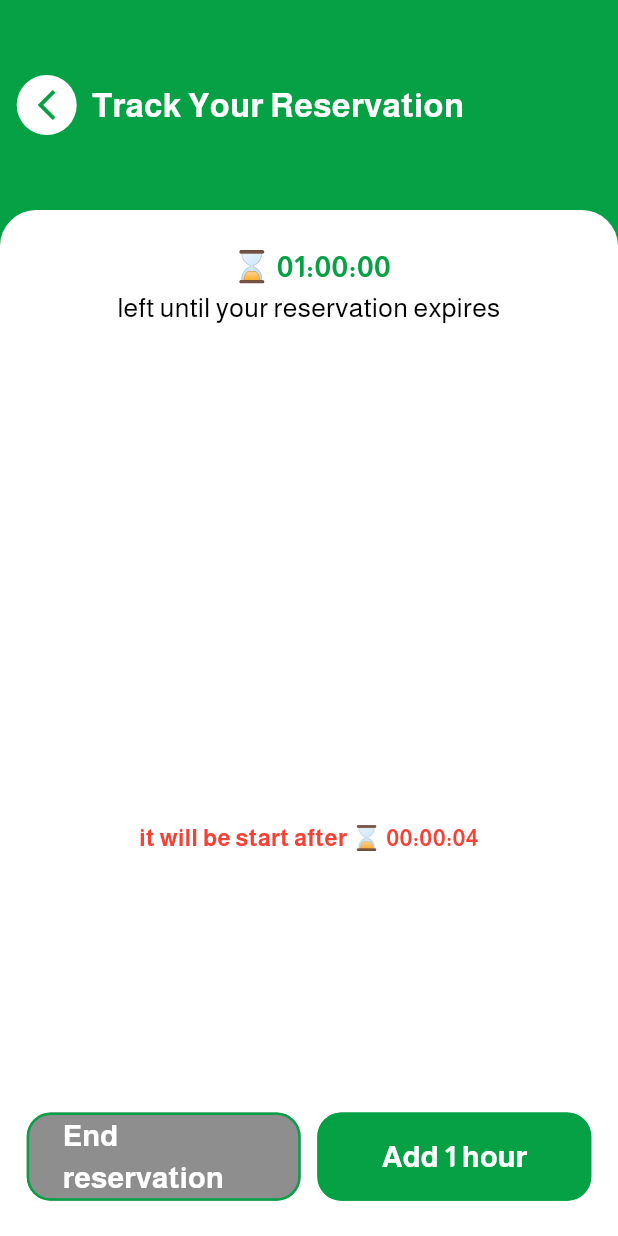
After one commit to mostafa9011/Parky, a Flutter app: the TimerScreen screen opened directly, on a phone screen of 412 x 824 dp. The commit adds this screen. Run offline on Flutter 3.47's test engine with Material 3 defaults, Android fonts, the light colour scheme and no system bars; our stand-ins replace animated_custom_dropdown, bloc, bot_toast, cached_network_image, dartz, device_info_plus and 27 more; missing offline and left inert: favorite_button; accounts and stored records are empty; statements that could not run were skipped.

Commit message:
reservation

```diff
--- a/lib/config/routes/page_name.dart
+++ b/lib/config/routes/page_name.dart
@@ -12,4 +12,5 @@ class PageName {
   static const String notificationsScreen = '/notificationsScreen';
   static const String familyComunityScreen = '/familyComunityScreen';
   static const String spotScreen = '/spotScreen';
+  static const String timerscreen = '/timerscreen';
 }
--- /dev/null
+++ b/lib/core/utils/functions/formate_duration.dart
@@ -0,0 +1,6 @@
+String formatDuration(int seconds) {
+  final hours = (seconds ~/ 3600).toString().padLeft(2, '0');
+  final minutes = ((seconds % 3600) ~/ 60).toString().padLeft(2, '0');
+  final secs = (seconds % 60).toString().padLeft(2, '0');
+  return "$hours:$minutes:$secs";
+}
--- /dev/null
+++ b/lib/features/spot/presentation/cubit/timer_cubit/timer_state.dart
@@ -0,0 +1,14 @@
+part of 'timer_cubit.dart';
+
+sealed class TimerState {}
+
+final class TimerInitial extends TimerState {}
+
+final class TimerRunInProgress extends TimerState {
+  final int timeLeft;
+  TimerRunInProgress(this.timeLeft);
+}
+
+final class TimerRunComplete extends TimerState {}
+
+final class TimerStopped extends TimerState {}
--- /dev/null
+++ b/lib/features/spot/presentation/pages/timer_screen.dart
@@ -0,0 +1,239 @@
+import 'package:flutter/material.dart';
+import 'package:flutter_screenutil/flutter_screenutil.dart';
+import 'package:parky/core/utils/widgets/custom_elevated_button.dart';
+import 'package:parky/core/utils/widgets/custom_text.dart';
+import 'package:parky/features/wallet/data/models/wallet_model.dart';
+
+import '../../../../config/themes/color_manager.dart';
+import '../../../../config/themes/text_style.dart';
+import '../../../../core/utils/services/snack_bar_service.dart';
+import '../../../wallet/data/models/translation_model.dart';
+import '../../../wallet/presentation/cubit/wallet_cubit.dart';
+import '../cubit/timer_cubit/timer_cubit.dart';
+import '../widgets/current_time_widget.dart';
+import '../widgets/waiting_timer_widget.dart';
+
+class TimerScreen extends StatefulWidget {
+  const TimerScreen({super.key});
+
+  @override
+  State<TimerScreen> createState() => _TimerScreenState();
+}
+
+class _TimerScreenState extends State<TimerScreen> {
+  @override
+  void initState() {
+    super.initState();
+    var timerCubit = TimerCubit.get(context);
+    if (timerCubit.isTimerStart == false) {
+      timerCubit.startTimer(
+        waitingDurationSecends: 5,
+        // houre in secends
+        // 1 houre in secends = 3600
+        currentDurationSecends: 3600,
+      );
+    }
+  }
+
+  @override
+  Widget build(BuildContext context) {
+    var timerCubit = TimerCubit.get(context);
+    WalletModel walletModel = WalletModel.instance;
+    return Scaffold(
+      backgroundColor: ColorManager.primaryColor,
+      body: Column(
+        children: [
+          // app bar
+          Container(
+            alignment: Alignment.center,
+            padding: EdgeInsets.symmetric(horizontal: 10.w),
+            height: 0.17.sh,
+            child: Row(
+              mainAxisAlignment: MainAxisAlignment.start,
+              children: [
+                CircleAvatar(
+                  backgroundColor: Colors.white,
+                  maxRadius: 20,
+                  child: IconButton(
+                    icon: const Icon(
+                      Icons.arrow_back_ios_new,
+                      // size: 12,
+                      color: ColorManager.primaryColor,
+                    ),
+                    onPressed: () {
+                      Navigator.pop(context);
+                      Navigator.pop(context);
+                    },
+                  ),
+                ),
+                const SizedBox(width: 10),
+                Text(
+                  "Track Your Reservation",
+                  style: getBoldStyle(
+                    fontSize: 20,
+                    color: Colors.white,
+                  ),
+                  // overflow: TextOverflow.fade,
+                ),
+              ],
+            ),
+          ),
+          Expanded(
+            child: Container(
+              width: double.infinity,
+              decoration: const BoxDecoration(
+                color: Colors.white,
+                borderRadius: BorderRadius.only(
+                  topLeft: Radius.circular(24),
+                  topRight: Radius.circular(24),
+                ),
+              ),
+              child: Padding(
+                padding: EdgeInsets.symmetric(horizontal: 16.w),
+                child: Column(
+                  crossAxisAlignment: CrossAxisAlignment.center,
+                  children: [
+                    SizedBox(height: 20.h),
+                    const CurrentTimeWidget(),
+                    CustomText(
+                      text: "left until your reservation expires",
+                      style: getRegularStyle(
+                        fontSize: 16,
+                        color: ColorManager.black,
+                      ),
+                      textAlign: TextAlign.center,
+                    ),
+                    SizedBox(height: 0.4.sh),
+
+                    const WaitingTimerWidget(),
+                    const Spacer(),
+                    Row(
+                      children: [
+                        Expanded(
+                          child: CustomElevatedButton(
+                            backgroundColor: ColorManager.grey2,
+                            onPressed: () {
+                              // show dialog to comfim this action
+                              showDialog(
+                                context: context,
+                                builder: (context) {
+                                  return AlertDialog(
+                                    title: const Text("End reservation"),
+                                    content: const Text(
+                                        "Are you sure you want to end your reservation?"),
+                                    actions: [
+                                      TextButton(
+                                        onPressed: () {
+                                          Navigator.pop(context);
+                                        },
+                                        child: const Text("Cancel"),
+                                      ),
+                                      TextButton(
+                                        onPressed: () {
+                                          TimerCubit.get(context).stopTimer();
+                                          for (var i = 0; i < 3; i++) {
+                                            Navigator.pop(context);
+                                          }
+                                        },
+                                        child: const Text("Confirm"),
+                                      ),
+                                    ],
+                                  );
+                                },
+                              );
+                            },
+                            text: "End reservation",
+                          ),
+                        ),
+                        SizedBox(width: 10.w),
+                        Expanded(
+                          child: CustomElevatedButton(
+                            onPressed: () {
+                              // show dialog to comfim this action and cost
+                              showDialog(
+                                context: context,
+                                builder: (context) {
+                                  return AlertDialog(
+                                    title: const Text("Add 1 hour"),
+                                    content: Column(
+                                      mainAxisSize: MainAxisSize.min,
+                                      children: [
+                                        const Text(
+                                          "Are you sure you want to add more time to your reservation?",
+                                        ),
+                                        Text(
+                                          "this will cost you 50 EGP",
+                                          style: getSemiBoldStyle(
+                                            fontSize: 16,
+                                            color: Colors.green,
+                                          ),
+                                        ),
+                                      ],
+                                    ),
+                                    actions: [
+                                      TextButton(
+                                        onPressed: () {
+                                          Navigator.pop(context);
+                                        },
+                                        child: const Text("Cancel"),
+                                      ),
+                                      TextButton(
+                                        onPressed: () {
+                                          Navigator.pop(context);
+
+                                          if (walletModel.balance <
+                                              timerCubit.costOfSpot) {
+                                            showSnakeBar(
+                                              msg: "Insufficient balance",
+                                              snakeBarType: SnakeBarType.error,
+                                            );
+                                            return;
+                                          }
+
+                                          timerCubit.addCurrentTime(
+                                            // 1 houre in secends
+                                            durationInSeconds: 3600,
+                                          );
+
+                                          walletModel.removeBalance(
+                                            timerCubit.costOfSpot,
+                                          );
+                                          WalletCubit.get(context)
+                                              .addTranslation(
+                                            TransactionModel(
+                                              amount: double.parse(
+                                                timerCubit.costOfSpot
+                                                    .toString(),
+                                              ),
+                                              isAdded: false,
+                                            ),
+                                          );
+                                          showSnakeBar(
+                                            msg: "Added 1 hour successfully",
+                                            snakeBarType: SnakeBarType.success,
+                                          );
+                                        },
+                                        child: const Text("Confirm"),
+                                      ),
+                                    ],
+                                  );
+                                },
+                              );
+                            },
+                            text: "Add 1 hour",
+                          ),
+                        ),
+                      ],
+                    ),
+                    SizedBox(height: 20.h),
+                    // spot header
+                  ],
+                ),
+              ),
+            ),
+          )
+        ],
+      ),
+    );
+  }
+}
--- /dev/null
+++ b/lib/features/spot/presentation/widgets/current_time_widget.dart
@@ -0,0 +1,36 @@
+import 'package:flutter/material.dart';
+import 'package:flutter_bloc/flutter_bloc.dart';
+import 'package:parky/config/themes/color_manager.dart';
+
+import '../../../../config/themes/text_style.dart';
+import '../../../../core/utils/functions/formate_duration.dart';
+import '../../../../core/utils/widgets/custom_text.dart';
+import '../cubit/timer_cubit/timer_cubit.dart';
+
+class CurrentTimeWidget extends StatelessWidget {
+  const CurrentTimeWidget({super.key});
+
+  @override
+  Widget build(BuildContext context) {
+    return BlocConsumer<TimerCubit, TimerState>(
+      listener: (context, state) {
+        // TODO: implement listener
+      },
+      builder: (context, state) {
+        var timerCubit = TimerCubit.get(context);
+        String time = "00:00:00";
+        if (state is TimerRunInProgress) {
+          time = formatDuration(timerCubit.currentTime);
+        }
+        return CustomText(
+          text: " ⌛️ $time",
+          style: getBoldStyle(
+            fontSize: 18,
+            color: ColorManager.primaryColor,
+          ),
+          textAlign: TextAlign.center,
+        );
+      },
+    );
+  }
+}
--- /dev/null
+++ b/lib/features/spot/presentation/widgets/waiting_timer_widget.dart
@@ -0,0 +1,36 @@
+import 'package:flutter/material.dart';
+import 'package:flutter_bloc/flutter_bloc.dart';
+
+import '../../../../config/themes/text_style.dart';
+import '../../../../core/utils/functions/formate_duration.dart';
+import '../../../../core/utils/widgets/custom_text.dart';
+import '../cubit/timer_cubit/timer_cubit.dart';
+
+class WaitingTimerWidget extends StatelessWidget {
+  const WaitingTimerWidget({super.key});
+
+  @override
+  @override
+  Widget build(BuildContext context) {
+    return BlocConsumer<TimerCubit, TimerState>(
+      listener: (context, state) {
+        // TODO: implement listener
+      },
+      builder: (context, state) {
+        var timerCubit = TimerCubit.get(context);
+        String time = "00:00:00";
+        if (state is TimerRunInProgress) {
+          time = formatDuration(timerCubit.waitingTime);
+        }
+        return CustomText(
+          text: "it will be start after ⌛️ $time",
+          style: getBoldStyle(
+            fontSize: 14,
+            color: Colors.red,
+          ),
+          textAlign: TextAlign.center,
+        );
+      },
+    );
+  }
+}
--- a/lib/my_app.dart
+++ b/lib/my_app.dart
@@ -12,6 +12,7 @@ import 'core/utils/widgets/di/di.dart';
 import 'features/home/domain/usecases/get_parkings_use_case.dart';
 import 'features/home/presentation/cubit/home_cubit.dart';
 import 'features/profile/presentation/cubit/profile_cubit.dart';
+import 'features/spot/presentation/cubit/timer_cubit/timer_cubit.dart';
 import 'features/wallet/presentation/cubit/wallet_cubit.dart';
 
 class MyApp extends StatelessWidget {
@@ -47,6 +48,10 @@ class MyApp extends StatelessWidget {
           BlocProvider(
             create: (context) => WalletCubit(),
           ),
+          // timer cubit
+          BlocProvider(
+            create: (context) => TimerCubit(),
+          ),
         ],
         child: MaterialApp(
           localizationsDelegates: context.localizationDelegates,
```
Also changed, not shown: lib/config/routes/route_manager.dart (+7 -0 lines), lib/features/spot/presentation/cubit/timer_cubit/timer_cubit.dart (added, +77 -0 lines), lib/features/spot/presentation/pages/spot_screen.dart (+8 -5 lines), 4 other files.
